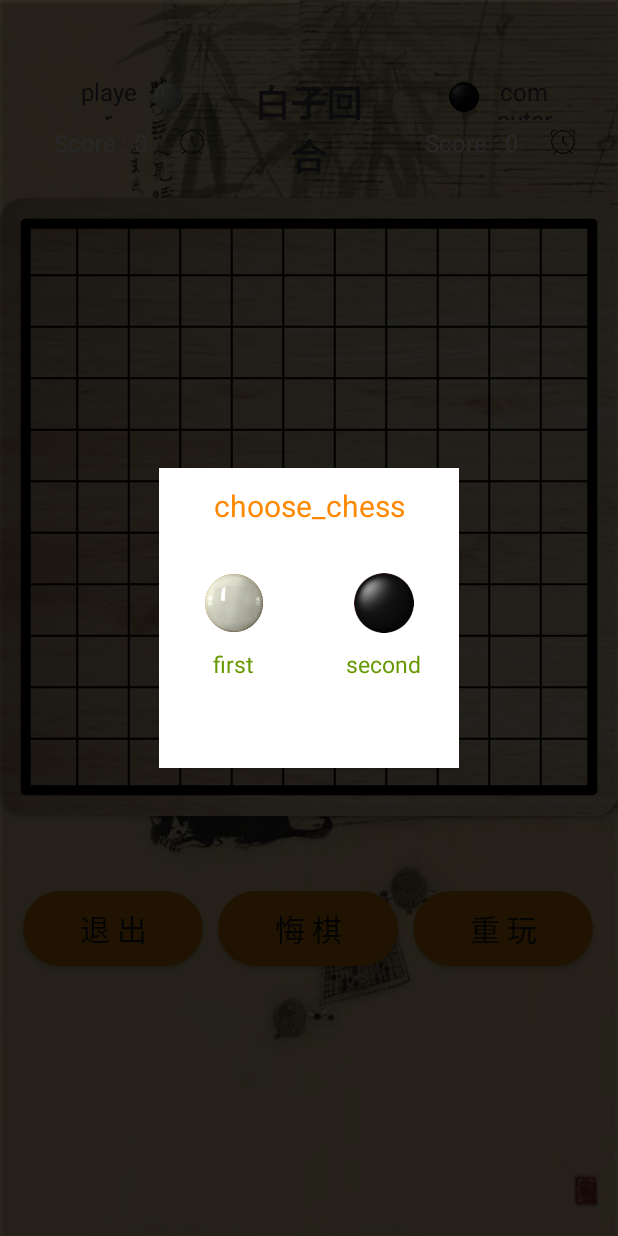
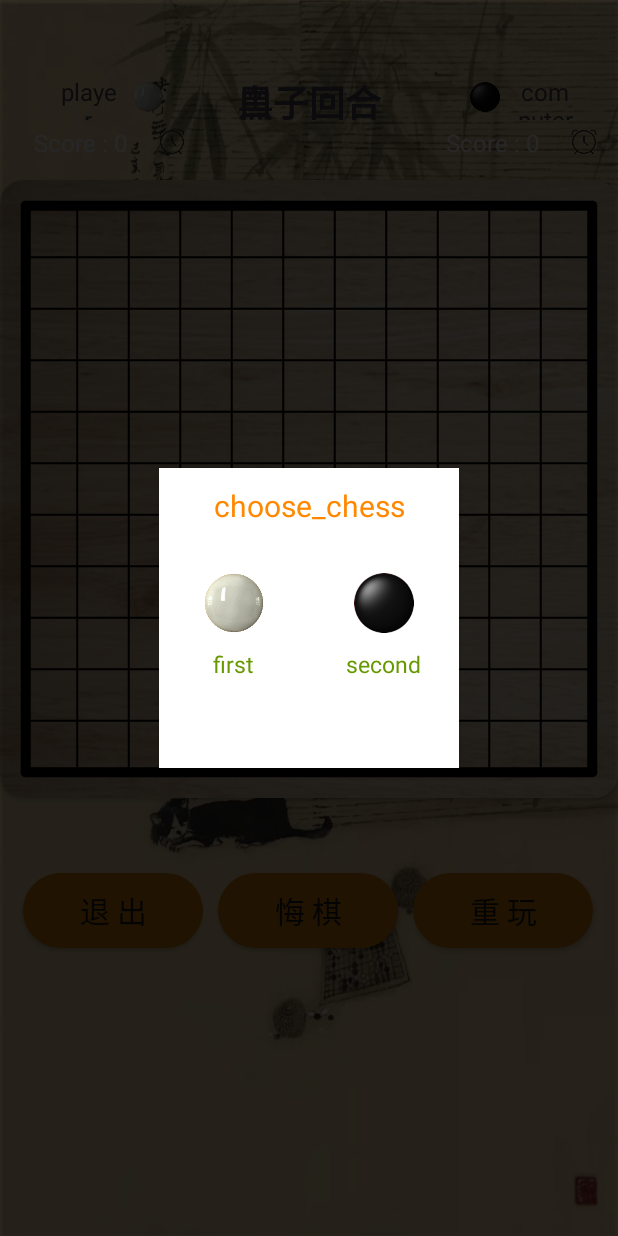
Before and after one commit to dengdyu/GoBang3, an Android app: the screen it shows after launch (MainActivity), on a phone screen of 412 x 824 dp. Run offline under Robolectric (Android 15) with nearby library versions, the phone set to English and light mode, and no system bars.

Commit message:
中间显示回合（未完善）

```diff
--- a/app/src/main/java/com/example/gobang3/MainActivity.java
+++ b/app/src/main/java/com/example/gobang3/MainActivity.java
@@ -28,7 +28,8 @@ public class MainActivity extends AppCompatActivity implements GameCallBack , AI
 
     //private Button restartB;//重新开始按钮
     private Button retractB;//悔棋按钮
-    /*private Button exitB;//悔棋按钮*/
+    /*private Button exitB;//退出按钮*/
+    private TextView whiteTurn, blackTurn;//显示谁的回合
 
     @Override
     protected void onCreate(Bundle savedInstanceState) {
@@ -80,6 +81,8 @@ public class MainActivity extends AppCompatActivity implements GameCallBack , AI
         //玩家/ai回合标识
         userTimeIv = (ImageView) findViewById(R.id.user_think_iv);
         aiTimeIv = (ImageView) findViewById(R.id.ai_think_iv);
+        whiteTurn = findViewById(R.id.white_turn);
+        blackTurn = findViewById(R.id.black_turn);
         //restartB = findViewById(R.id.restart_game);
         //重开游戏设置点击事件
         findViewById(R.id.restart_game).setOnClickListener(this);
--- a/app/src/main/res/layout/activity_main.xml
+++ b/app/src/main/res/layout/activity_main.xml
@@ -18,7 +18,7 @@
         <LinearLayout
             android:layout_width="0dp"
             android:layout_height="60dp"
-            android:layout_weight="2"
+            android:layout_weight="1"
             android:orientation="vertical">
 
             <RelativeLayout
@@ -82,10 +82,19 @@
             android:layout_weight="1">
 
             <TextView
+                android:id="@+id/white_turn"
                 android:layout_width="match_parent"
                 android:layout_height="wrap_content"
                 android:gravity="center"
                 android:text="白子回合"
+                android:textSize="24sp"
+                android:textStyle="bold" />
+            <TextView
+                android:id="@+id/black_turn"
+                android:layout_width="match_parent"
+                android:layout_height="wrap_content"
+                android:gravity="center"
+                android:text="黑子回合"
                 android:textSize="24sp"
                 android:textStyle="bold" />
         </RelativeLayout>
@@ -93,7 +102,7 @@
         <LinearLayout
             android:layout_width="0dp"
             android:layout_height="60dp"
-            android:layout_weight="2"
+            android:layout_weight="1"
             android:orientation="vertical">
 
             <RelativeLayout
```
